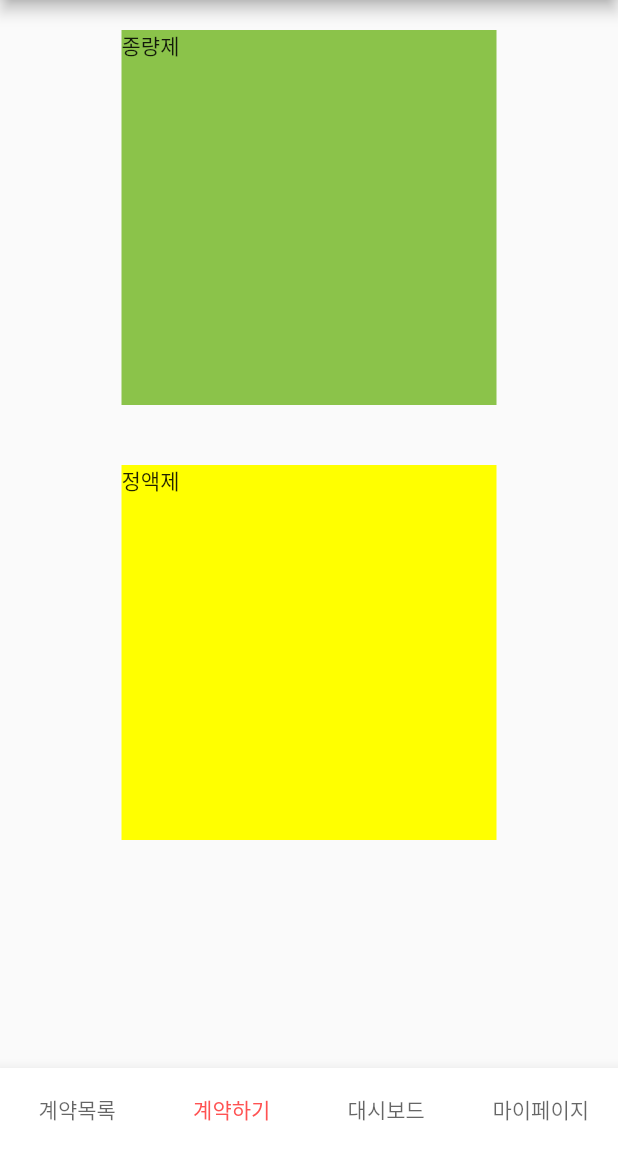
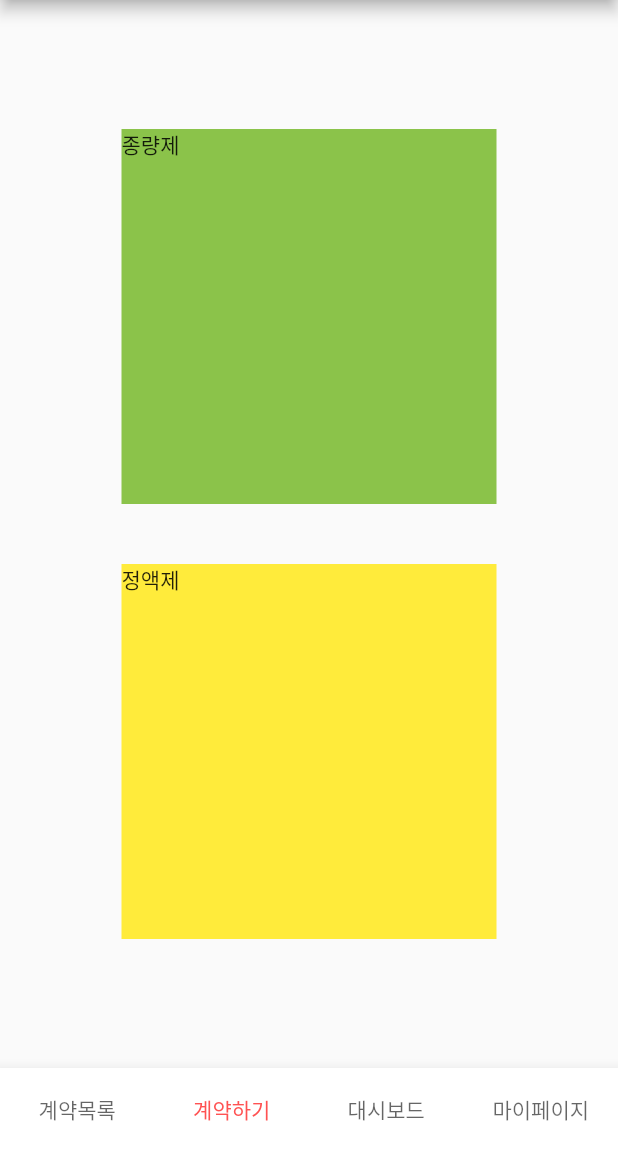
Before and after one commit to Chanhook/Bizkicks-Frontend, a Flutter app: the ManagerPage screen opened directly, item 2 of the bottom bar chosen, on a phone screen of 412 x 824 dp, the part 84-1236 px from its top. Run offline on Flutter 3.47's test engine with Material 2 defaults, Android fonts, the phone set to English and light mode, and no system bars; missing offline and left inert: naver_map_plugin.

Commit message:
add contract stepper

```diff
--- a/lib/contract_screen.dart
+++ b/lib/contract_screen.dart
@@ -1,14 +1,20 @@
 import 'package:flutter/material.dart';
+import 'package:login/screen/measured_rate_page.dart';
 
 class Contract extends StatelessWidget {
-  const Contract({Key? key}) : super(key: key);
-
   @override
   Widget build(BuildContext context) {
-    return ListView(
-      children: [
-        Container(
-          child: Center(
+    return Center(
+      child: Column(
+        mainAxisAlignment: MainAxisAlignment.center,
+        crossAxisAlignment: CrossAxisAlignment.center,
+        children: [
+          InkWell(
+            onTap: (){
+              Navigator.push(context, MaterialPageRoute(
+              builder: (context)=>MeasuredRatePage()
+              ));
+            },
             child: Padding(
               padding: const EdgeInsets.all(20.0),
               child: Container(
@@ -19,21 +25,21 @@ class Contract extends StatelessWidget {
               ),
             ),
           ),
-        ),
-        Container(
-          child: Center(
+          InkWell(
+            onTap:(){},
             child: Padding(
               padding: const EdgeInsets.all(20.0),
               child: Container(
                 child: Text("정액제"),
-                color: Colors.yellowAccent,
+                color: Colors.yellow,
                 width: 250,
                 height: 250,
               ),
             ),
           ),
-        )
-      ],
+
+        ],
+      ),
     );
   }
 }
```
Also changed, not shown: lib/screen/measured_rate_page.dart (added, +123 -0 lines).
